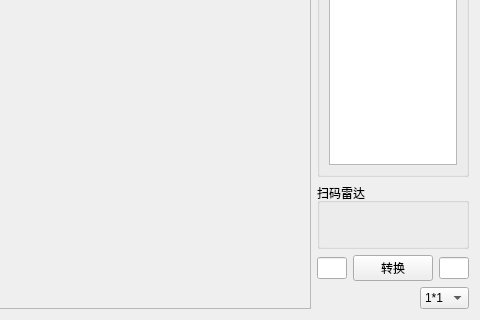
Old version of the form ShaGang/Form.ui in the repository Leroy888/ShaGang; both pictures show x 459 to 939 and y 222 to 542 of the 939 by 542 pixel window.
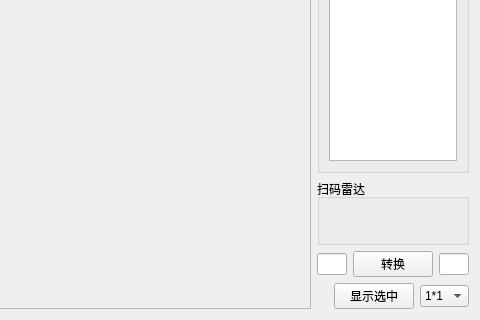
New version of the form.

Commit message: 显示端和数据的一切多和多切一显示

The edit to the form file:
```diff
--- a/ShaGang/Form.ui
+++ b/ShaGang/Form.ui
@@ -142,6 +142,16 @@
          </property>
         </spacer>
        </item>
+       <item>
+        <widget class="QPushButton" name="btnShow">
+         <property name="text">
+          <string>显示选中</string>
+         </property>
+         <property name="checkable">
+          <bool>true</bool>
+         </property>
+        </widget>
+       </item>
        <item>
         <widget class="QComboBox" name="cmbBox_turn">
          <item>
```
The commit also changes 9 other files.
